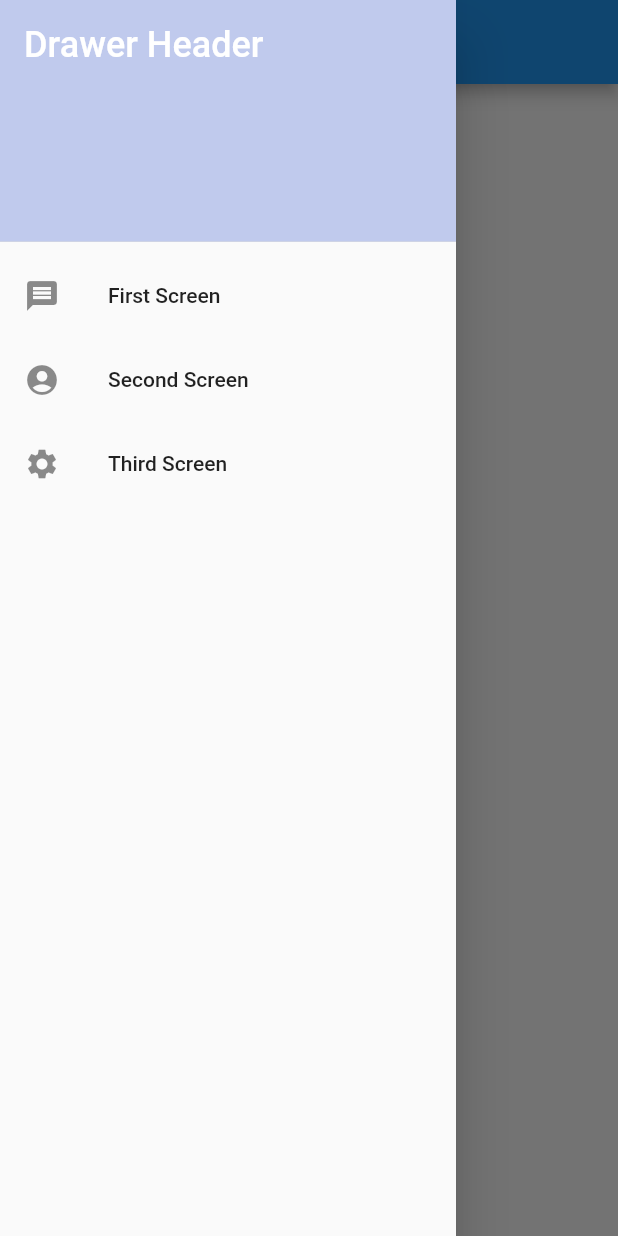
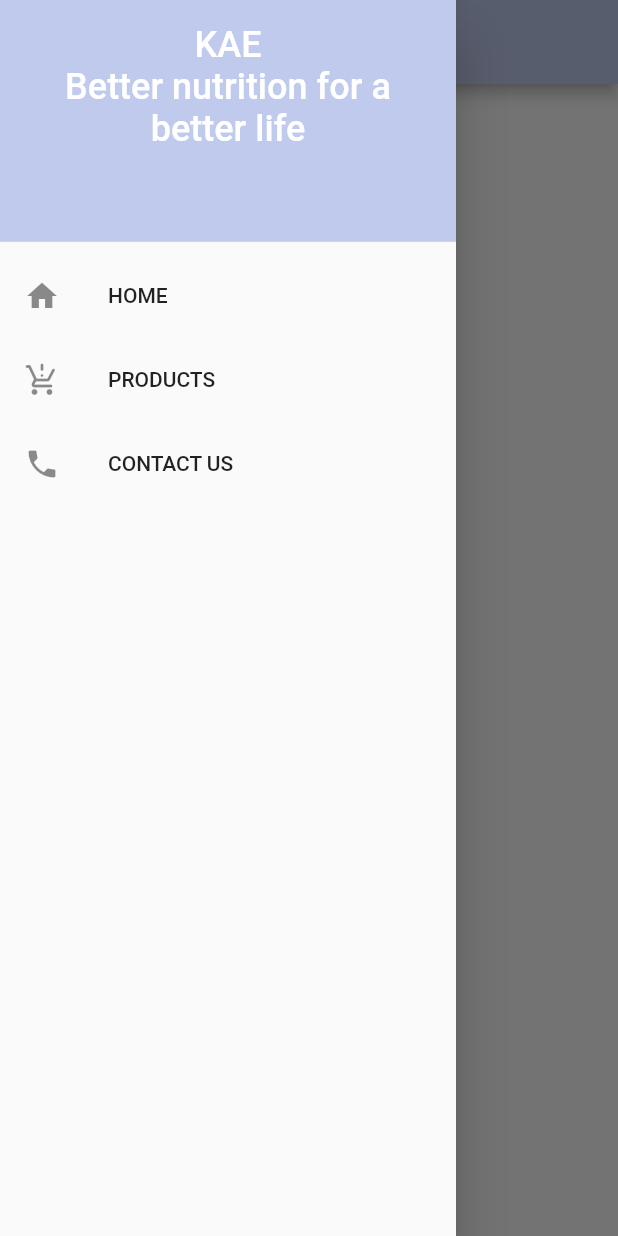
Before and after one commit to Badymits/AppDevFinals, a Flutter app: the contact screen opened by its route, with the side drawer open, on a phone screen of 412 x 824 dp. Run offline on Flutter 3.47's test engine with Material 2 defaults, Android fonts, the phone set to English and light mode, and no system bars; our stand-ins replace firebase_core; accounts and stored records are empty.

Commit message:
Fixed the navigation icons, text and relate it to pages.

```diff
--- a/lib/contact.dart
+++ b/lib/contact.dart
@@ -2,24 +2,40 @@ import 'package:flutter/material.dart';
 import 'package:flutter/rendering.dart' show debugPaintSizeEnabled;
 
 import 'navigation.dart';
+
+const primaryColor = Color(0xFFC0CAED);
+
+const textColor = Color(0xFF091747);
 
 class contact extends StatelessWidget {
   const contact({Key? key}) : super(key: key);
 
   @override
   Widget build(BuildContext context) {
-    return buildHomePage('Named Third Screen');
-  }
-
-
-  Widget buildHomePage(String title) {
-
     return Scaffold(
       appBar: AppBar(
-        title: Text(title),
+        title: Column(
+          mainAxisAlignment: MainAxisAlignment.start,
+          crossAxisAlignment: CrossAxisAlignment.start,
+          children: const [
+            Text(
+              "KAE",
+              style: TextStyle(color: textColor, fontSize: 20.0),
+            ),
+            Text(
+              "Better nutrition for a better life",
+              style: TextStyle(color: textColor, fontSize: 13.0, fontStyle: FontStyle.italic),
+            )
+          ],
+        ),
+        backgroundColor: primaryColor,
       ),
-      body: const Center(child: Text('Named Third Screen')),
-      drawer: NavDrawer(screen: '/contact'),
+
+      body: const Center(
+          child: Text('Contact Us Page')
+      ),
+      drawer: NavDrawer(screen: '/'),
     );
+
   }
 }
--- a/lib/navigation.dart
+++ b/lib/navigation.dart
@@ -23,16 +23,17 @@ class NavDrawer extends StatelessWidget {
               color: primaryColor,
             ),
             child: Text(
-              'Drawer Header',
+              'KAE\nBetter nutrition for a better life',
               style: TextStyle(
                 color: Colors.white,
                 fontSize: 24,
               ),
+              textAlign: TextAlign.center,
             ),
           ),
           ListTile(
-            leading: const Icon(Icons.message),
-            title: const Text('First Screen'),
+            leading: const Icon(Icons.home),
+            title: const Text('HOME'),
             onTap: () {
               Navigator.pop(context);
               if(screen != '/'){
@@ -41,8 +42,8 @@ class NavDrawer extends StatelessWidget {
             },
           ),
           ListTile(
-            leading: const Icon(Icons.account_circle),
-            title: const Text('Second Screen'),
+            leading: const Icon(Icons.production_quantity_limits_rounded),
+            title: const Text('PRODUCTS'),
             onTap: () {
               Navigator.pop(context);
               if(screen != '/second') {
@@ -51,8 +52,8 @@ class NavDrawer extends StatelessWidget {
             },
           ),
           ListTile(
-            leading: const Icon(Icons.settings),
-            title: const Text('Third Screen'),
+            leading: const Icon(Icons.phone),
+            title: const Text('CONTACT US'),
             onTap: () {
               Navigator.pop(context);
               if(screen != '/third') {
--- a/lib/product.dart
+++ b/lib/product.dart
@@ -1,5 +1,9 @@
 import 'package:flutter/material.dart';
 import 'navigation.dart';
+
+const primaryColor = Color(0xFFC0CAED);
+
+const textColor = Color(0xFF091747);
 
 class product extends StatelessWidget {
   const product({Key? key}) : super(key: key);
@@ -8,11 +12,29 @@ class product extends StatelessWidget {
   Widget build(BuildContext context) {
     return Scaffold(
       appBar: AppBar(
-        title: const Text('Named Second Screen'),
+        title: Column(
+          mainAxisAlignment: MainAxisAlignment.start,
+          crossAxisAlignment: CrossAxisAlignment.start,
+          children: const [
+            Text(
+              "KAE",
+              style: TextStyle(color: textColor, fontSize: 20.0),
+            ),
+            Text(
+              "Better nutrition for a better life",
+              style: TextStyle(color: textColor, fontSize: 13.0, fontStyle: FontStyle.italic),
+            )
+          ],
+        ),
+        backgroundColor: primaryColor,
       ),
-      body: const Center(child: Text('Named Second Screen')),
-      drawer: NavDrawer(screen: '/product'),
+
+      body: const Center(
+          child: Text('Product Page')
+      ),
+      drawer: NavDrawer(screen: '/'),
     );
+
   }
 
 }
```
